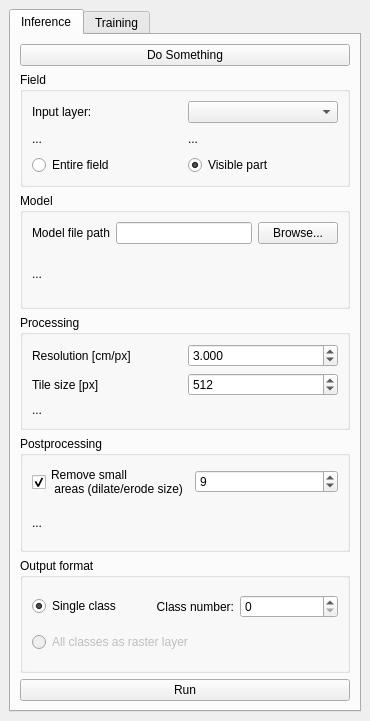
Qt form plugin/deep_segmentation_framework/deep_segmentation_framework_dockwidget_base.ui (PUTvision/qgis-plugin-deepness) before a commit.
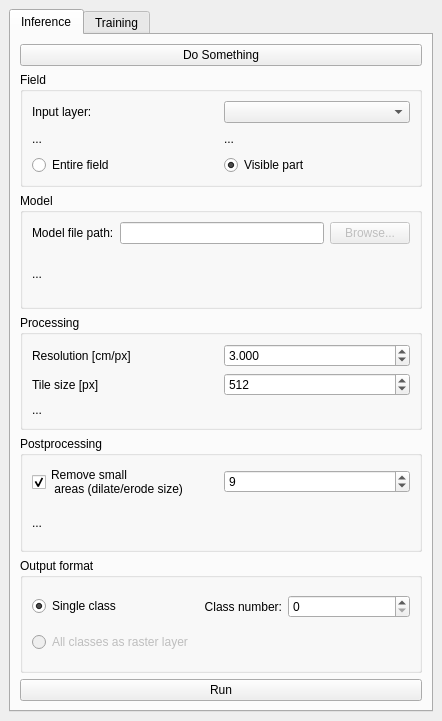
The same form after that commit.

Commit message: Addind ONNX model processing - WIP

What changed in the file:
```diff
--- a/plugin/deep_segmentation_framework/deep_segmentation_framework_dockwidget_base.ui
+++ b/plugin/deep_segmentation_framework/deep_segmentation_framework_dockwidget_base.ui
@@ -6,7 +6,7 @@
    <rect>
     <x>0</x>
     <y>0</y>
-    <width>370</width>
+    <width>442</width>
     <height>721</height>
    </rect>
   </property>
@@ -95,15 +95,22 @@
                <item row="0" column="0">
                 <widget class="QLabel" name="label_4">
                  <property name="text">
-                  <string>Model file path</string>
+                  <string>Model file path:</string>
                  </property>
                 </widget>
                </item>
                <item row="0" column="1">
-                <widget class="QLineEdit" name="lineEdit"/>
+                <widget class="QLineEdit" name="lineEdit">
+                 <property name="text">
+                  <string/>
+                 </property>
+                </widget>
                </item>
                <item row="0" column="2">
                 <widget class="QPushButton" name="pushButton">
+                 <property name="enabled">
+                  <bool>false</bool>
+                 </property>
                  <property name="text">
                   <string>Browse...</string>
                  </property>
```
The commit also changes 3 other files.
